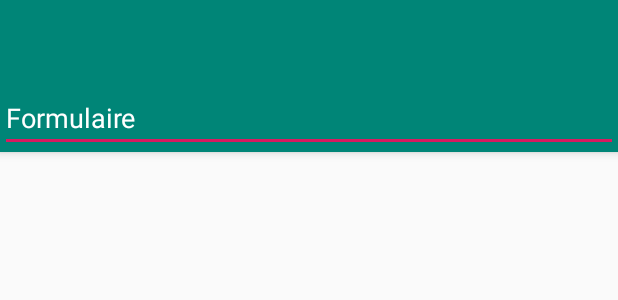
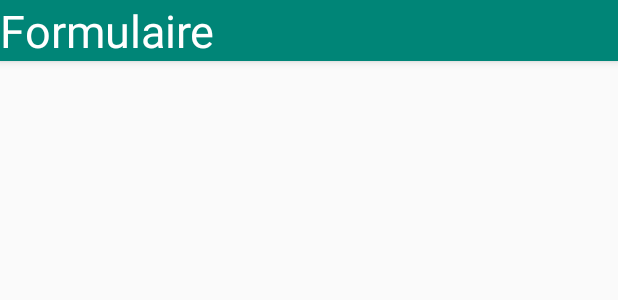
Before and after one commit to Johan-Maille/Projet_Coach, an Android app: the layout activity_formulaire.xml on its own in the app's theme, with its tools: preview values and no code run, on a phone screen of 412 x 824 dp. Shown: the top 300 px of the screen. Run offline under Robolectric (Android 15) with nearby library versions, the phone set to English and light mode, and no system bars; Roboto replaces fonts that are not available here.

Commit message:
Update activity_formulaire.xml

```diff
--- a/app/src/main/res/layout/activity_formulaire.xml
+++ b/app/src/main/res/layout/activity_formulaire.xml
@@ -11,20 +11,15 @@
         android:layout_height="wrap_content"
         android:theme="@style/AppTheme.AppBarOverlay">
 
-        <android.support.v7.widget.Toolbar
-            android:id="@+id/toolbar"
-            android:layout_width="match_parent"
-            android:layout_height="?attr/actionBarSize"
-            android:background="?attr/colorPrimary"
-            app:popupTheme="@style/AppTheme.PopupOverlay" />
-
-        <EditText
-            android:id="@+id/editText2"
+        <TextView
+            android:id="@+id/textView2"
             android:layout_width="match_parent"
             android:layout_height="wrap_content"
             android:ems="10"
             android:inputType="textPersonName"
-            android:text="Formulaire" />
+            android:text="Formulaire"
+            android:textColor="@android:color/white"
+            android:textSize="30sp" />
 
     </android.support.design.widget.AppBarLayout>
 
```
